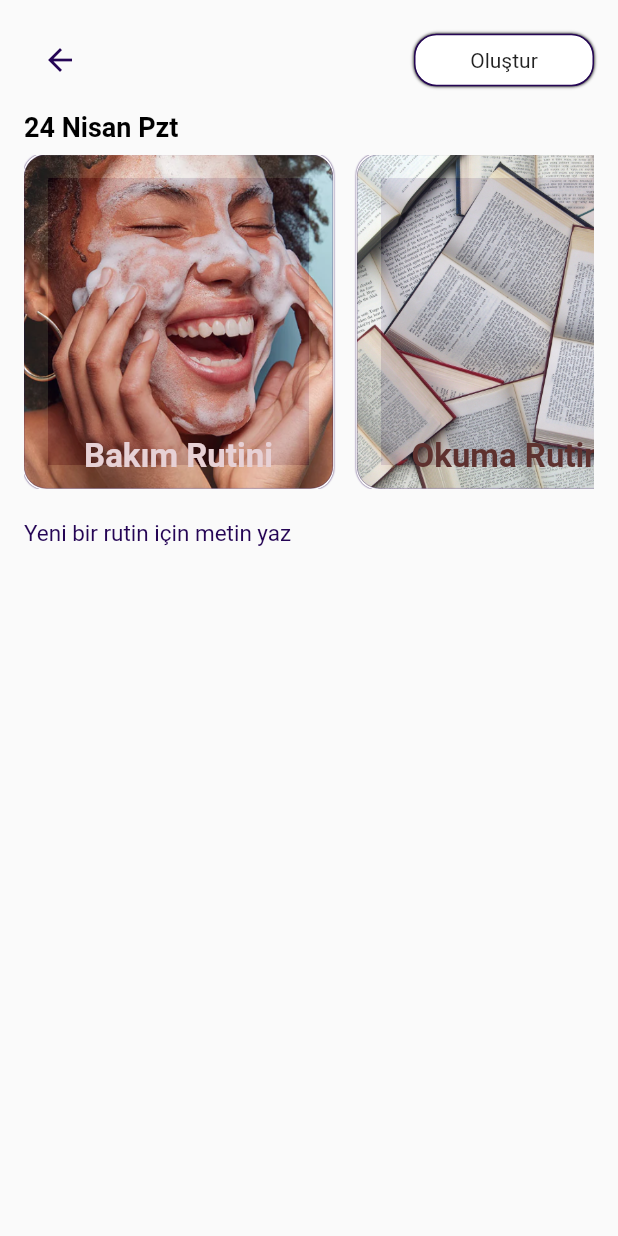
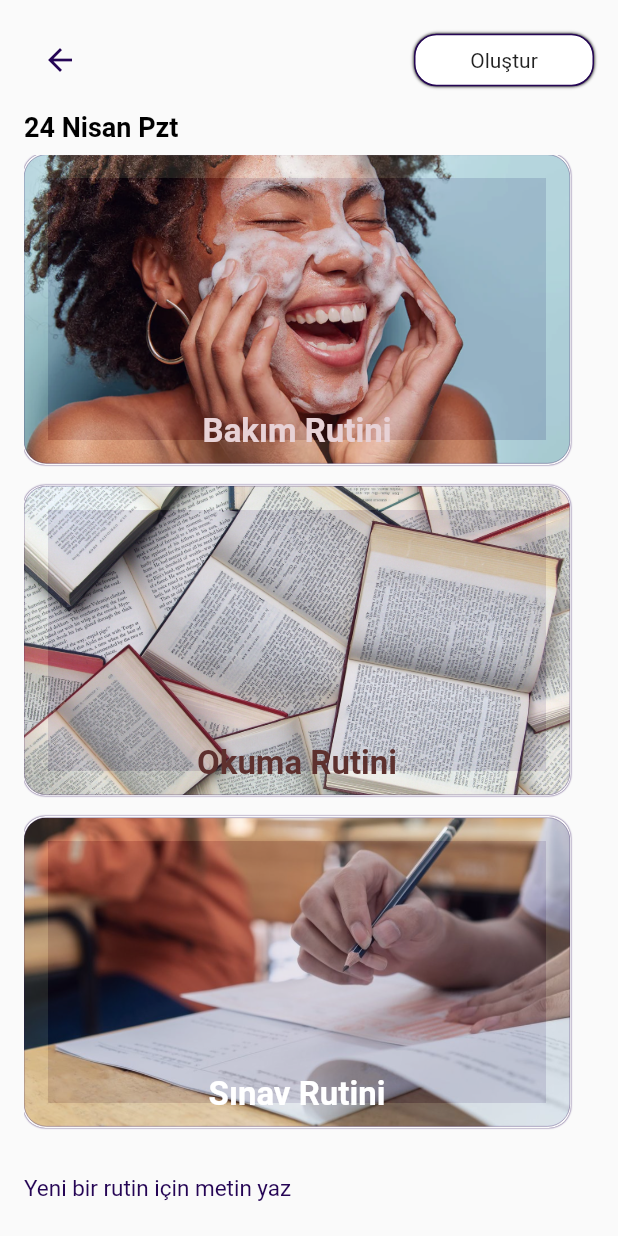
Before and after one commit to 404ibra/diarymedia, a Flutter app: the NewDiary screen opened directly, on a phone screen of 412 x 824 dp. Run offline on Flutter 3.47's test engine with Material 2 defaults, Android fonts, the phone set to English and light mode, and no system bars; our stand-ins replace cloud_firestore, easy_localization, firebase_auth, firebase_core, get, image_picker; accounts and stored records are empty; network calls fail.

Commit message:
create routine card ui changes

```diff
--- /dev/null
+++ b/lib/model/create_routine_model.dart
@@ -0,0 +1,24 @@
+import 'package:flutter/material.dart';
+
+class CreateRoutineCard {
+  static List<String> bgImage = [
+    "assets/images/wash_face_img.png",
+    "assets/images/books_img.jpeg",
+    "assets/images/education_img.jpeg",
+    "assets/images/fitness_img.jpeg"
+  ];
+
+  static List<Color> textColor = [
+    Color(0xfffe7d1d5),
+    Color(0xfff5e312e),
+    Colors.white,
+    Colors.black
+  ];
+
+  static List<String> text = [
+    "Bakım Rutini",
+    "Okuma Rutini",
+    "Sınav Rutini",
+    "Fitness Rutini"
+  ];
+}
--- a/lib/views/new_diary/new_diary_view.dart
+++ b/lib/views/new_diary/new_diary_view.dart
@@ -1,5 +1,6 @@
 import 'package:dia/constant/constants.dart';
 import 'package:dia/constant/custom_colors.dart';
+import 'package:dia/model/create_routine_model.dart';
 import 'package:dia/view_model/new_diary_viewmodels.dart';
 import 'package:dia/widgets/custom_bordered_button.dart';
 import 'package:dia/widgets/diary_topics_container.dart';
@@ -14,7 +15,8 @@ class NewDiary extends StatelessWidget {
     final size = MediaQuery.of(context).size;
 
     return Scaffold(
-      body: SafeArea(
+      body: SingleChildScrollView(
+        child: SafeArea(
           child: Padding(
             padding: const EdgeInsets.symmetric(horizontal: 16, vertical: 16),
             child: Column(
@@ -50,31 +52,19 @@ class NewDiary extends StatelessWidget {
                 Padding(
                   padding: const EdgeInsets.symmetric(vertical: 8.0),
                   child: SizedBox(
-                  height: size.height / 3.7,
-                  child: ListView(
-                    scrollDirection: Axis.horizontal,
-                    children: [
-                      RoutineCard(
+                    height: size.height * 0.8,
+                    child: ListView.separated(
+                      itemCount: CreateRoutineCard.bgImage.length,
+                      separatorBuilder: (context, index) => const SizedBox(
+                        height: 15,
+                      ),
+                      itemBuilder: (context, index) {
+                        return RoutineCard(
                             size: size,
-                          backgroundImage: "assets/images/wash_face_img.png",
-                          textColor: Color(0xfffe7d1d5),
-                          routineText: "Bakım Rutini"),
-                      RoutineCard(
-                          size: size,
-                          backgroundImage: "assets/images/books_img.jpeg",
-                          textColor: Color(0xfff5e312e),
-                          routineText: "Okuma Rutini"),
-                      RoutineCard(
-                          size: size,
-                          backgroundImage: "assets/images/education_img.jpeg",
-                          textColor: Colors.white,
-                          routineText: "Sınav Rutini"),
-                      RoutineCard(
-                          size: size,
-                          backgroundImage: "assets/images/fitness_img.jpeg",
-                          textColor: Colors.black,
-                          routineText: "Fitness Rutini"),
-                    ],
+                            backgroundImage: CreateRoutineCard.bgImage[index],
+                            textColor: CreateRoutineCard.textColor[index],
+                            routineText: CreateRoutineCard.text[index]);
+                      },
                     ),
                   ),
                 ),
@@ -92,12 +82,14 @@ class NewDiary extends StatelessWidget {
                             border: InputBorder.none,
                             hintText: "Yeni bir rutin için metin yaz ",
                             hintStyle: TextStyle(
-                              color: CustomColors.primaryPurple, fontSize: 15)),
+                                color: CustomColors.primaryPurple,
+                                fontSize: 15)),
                       ),
                     ),
                   ],
                 ),
               ],
+            ),
           ),
         ),
       ),
```
Lines whose indentation alone changed are shown as unchanged.
